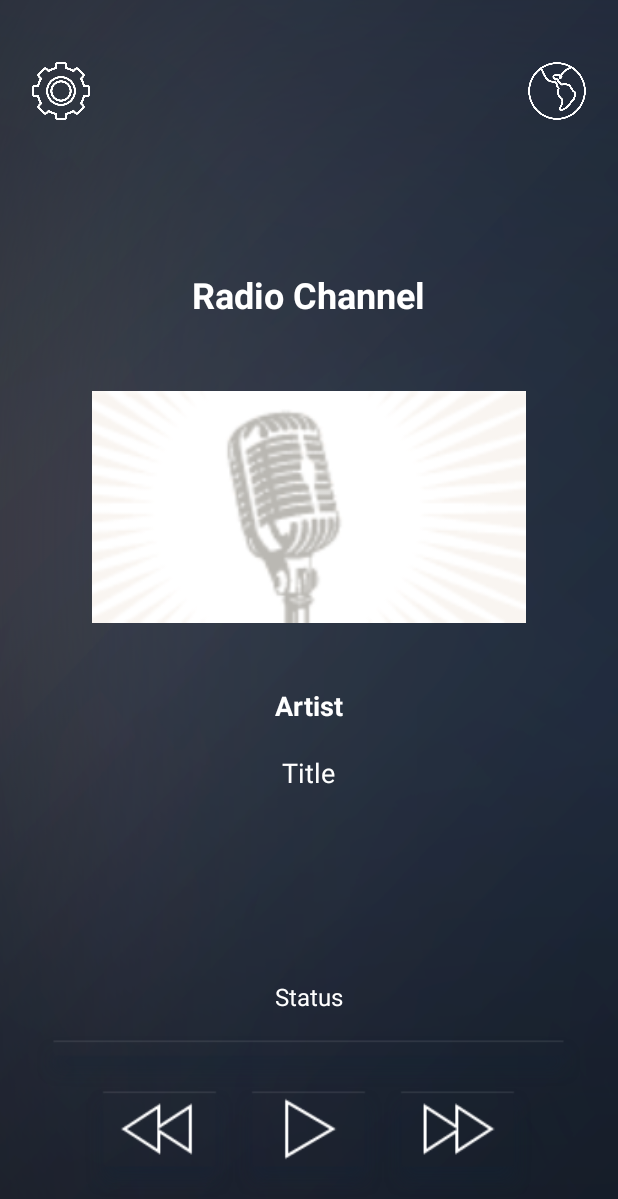
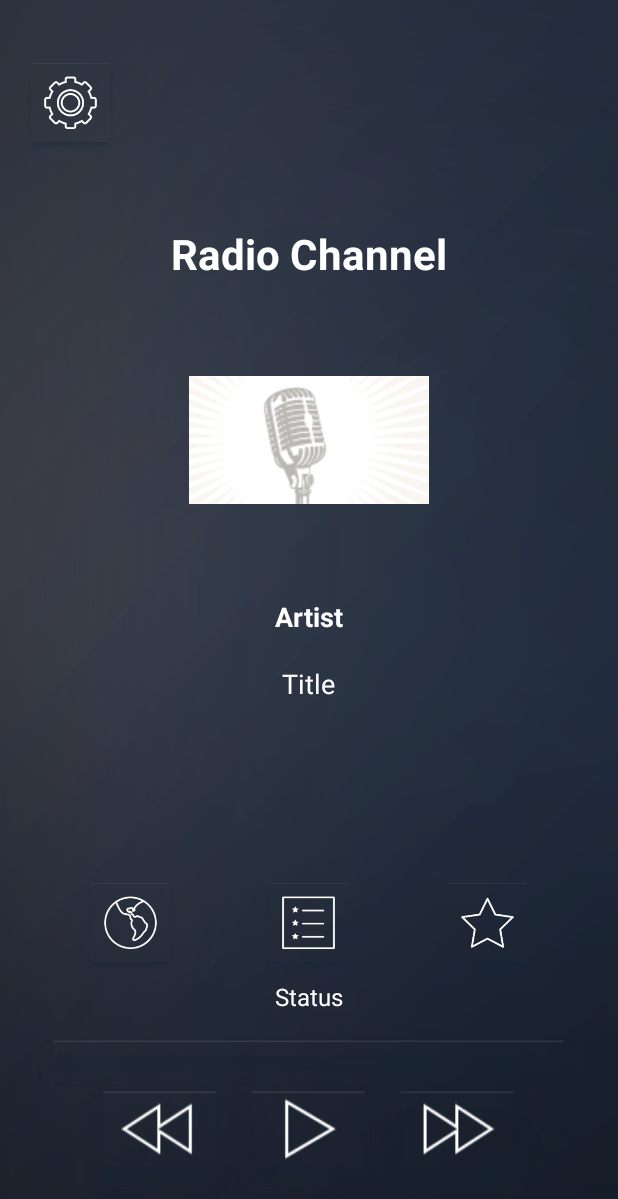
Before and after one commit to Natanaelis/BabelRadio, an Android app: the screen it shows after launch (BabelRadioApp), on a phone screen of 412 x 824 dp. Shown: the top 1199 px of the screen. Run offline under Robolectric (Android 15) with nearby library versions, the phone set to English and light mode, and no system bars.

Commit message:
Implemented favorites and favorites list

```diff
--- a/app/src/main/AndroidManifest.xml
+++ b/app/src/main/AndroidManifest.xml
@@ -32,6 +32,7 @@
         <activity android:name=".ContinentsListActivity" android:theme="@style/Theme.AppCompat" />
         <activity android:name=".CountriesListActivity" android:theme="@style/Theme.AppCompat" />
         <activity android:name=".RadiosListActivity" android:theme="@style/Theme.AppCompat" />
+        <activity android:name=".FavoritesListActivity" android:theme="@style/Theme.AppCompat" />
 
         <!-- This can be used to run boot service on first lock screen
         <receiver android:name="com.babelsoft.babelradio.BootServiceReceiver"
--- a/app/src/main/java/com/babelsoft/babelradio/BabelRadioApp.java
+++ b/app/src/main/java/com/babelsoft/babelradio/BabelRadioApp.java
@@ -7,6 +7,7 @@ import android.content.IntentFilter;
 import android.os.Bundle;
 import android.preference.PreferenceManager;
 import android.support.v7.app.AppCompatActivity;
+import android.util.Log;
 import android.util.TypedValue;
 import android.view.View;
 import android.view.Window;
@@ -14,6 +15,8 @@ import android.view.WindowManager;
 import android.widget.ImageButton;
 import android.widget.ImageView;
 import android.widget.TextView;
+import android.widget.Toast;
+
 import java.util.HashMap;
 import java.util.Map;
 
@@ -25,6 +28,8 @@ public class BabelRadioApp extends AppCompatActivity implements IHttpPostAsyncRe
     private ImageView imgRadioImage;
     private ImageButton btnPlayStop;
     private ImageButton btnFindRadio;
+    private ImageButton btnFavoriteRadio;
+    private ImageButton btnFavoritesList;
     private BroadcastReceiver controlReceiver;
     private String inputUrl = "https://babelradio.000webhostapp.com/continents.php";
     public static String databaseResponse;
@@ -60,6 +65,8 @@ public class BabelRadioApp extends AppCompatActivity implements IHttpPostAsyncRe
         btnNext = (ImageButton) findViewById(R.id.nextButton);
         btnSettings = (ImageButton) findViewById(R.id.settingsButton);
         btnFindRadio = (ImageButton) findViewById(R.id.findRadioButton);
+        btnFavoriteRadio = (ImageButton) findViewById(R.id.favoriteRadioButton);
+        btnFavoritesList = (ImageButton) findViewById(R.id.favoriteListButton);
 
         btnPlayStop.setOnClickListener(new View.OnClickListener() {
             @Override
@@ -93,6 +100,24 @@ public class BabelRadioApp extends AppCompatActivity implements IHttpPostAsyncRe
             @Override
             public void onClick(View view) {
                 findRadios();
+            }
+        });
+
+        btnFavoriteRadio.setOnClickListener(new View.OnClickListener() {
+            @Override
+            public void onClick(View view) {
+                InternalDatabaseHandler idh = new InternalDatabaseHandler(BabelRadioApp.this);
+                idh.addRadio(PlayerService.currentRadio);
+                PlayerService.radioList.add(PlayerService.currentRadio);
+                Toast.makeText(getApplicationContext(), PlayerService.currentRadio.getRadioName() + " added to favorites", Toast.LENGTH_SHORT).show();
+            }
+        });
+
+        btnFavoritesList.setOnClickListener(new View.OnClickListener() {
+            @Override
+            public void onClick(View view) {
+                Intent myIntent = new Intent(BabelRadioApp.this, FavoritesListActivity.class);
+                startActivity(myIntent);
             }
         });
 
@@ -164,7 +189,7 @@ public class BabelRadioApp extends AppCompatActivity implements IHttpPostAsyncRe
     }
 
     private void findRadios() {
-        btnFindRadio.setEnabled(false);
+//        btnFindRadio.setEnabled(false);
         Map<String, String> postData = new HashMap<>();
         postData.put("continent", "continent");
         HttpPostAsync httpPost = new HttpPostAsync(postData);
@@ -177,7 +202,7 @@ public class BabelRadioApp extends AppCompatActivity implements IHttpPostAsyncRe
         Intent myIntent = new Intent(BabelRadioApp.this, ContinentsListActivity.class);
         databaseResponse = asyncResult;
         startActivity(myIntent);
-        btnFindRadio.setEnabled(true);
+//        btnFindRadio.setEnabled(true);
     }
 
     @Override
--- a/app/src/main/java/com/babelsoft/babelradio/PlayerService.java
+++ b/app/src/main/java/com/babelsoft/babelradio/PlayerService.java
@@ -77,7 +77,7 @@ public class PlayerService extends Service implements IMetadataAsyncResponse{
         initializeControlReceiver();
         initializeAudioChangeFocus();
         initializeMediaButtons();
-        resetArtistTitle();
+//        resetArtistTitle();
         playerStatusChanged(PlayerStatus.READY);
         rememberStartupVolume();
         updateNotificationStatus();
@@ -644,7 +644,7 @@ public class PlayerService extends Service implements IMetadataAsyncResponse{
             currentRadio = new Radio(0, 0, "No Radio Stations to play",
                     "", DbBitmapUtility.getBytes(image), "");
             currentRadio.setRadioArtist("Add New Radio Station");
-            currentRadio.setRadioTitle("Use top right button to find and add radio");
+            currentRadio.setRadioTitle("Use bottom left button to find and add radio");
         }
     }
 
--- a/app/src/main/res/layout/list_view.xml
+++ b/app/src/main/res/layout/list_view.xml
@@ -72,7 +72,7 @@
         android:id="@+id/search"
         android:layout_width="match_parent"
         android:layout_height="70dp"
-        android:layout_marginTop="30dp"
+        android:layout_marginTop="35dp"
         android:layout_alignParentStart="true"
         android:layout_alignParentTop="true"
         android:queryHint="Search..."
--- a/app/src/main/res/layout/main_layout.xml
+++ b/app/src/main/res/layout/main_layout.xml
@@ -13,35 +13,58 @@
             android:id="@+id/settingsButton"
             android:layout_width="wrap_content"
             android:layout_height="wrap_content"
-            android:layout_alignParentLeft="true"
-            android:layout_marginLeft="-215dp"
+            android:layout_alignParentStart="true"
+            android:layout_marginStart="-40dp"
             android:layout_alignParentTop="true"
-            android:layout_marginTop="-195dp"
-            android:scaleX="0.075"
-            android:scaleY="0.075"
+            android:layout_marginTop="-15dp"
+            android:scaleX="0.35"
+            android:scaleY="0.35"
             android:background="?attr/selectableItemBackground"
-            app:srcCompat="@drawable/settings" />
+            app:srcCompat="@drawable/settings_small" />
 
         <ImageButton
             android:id="@+id/findRadioButton"
             android:layout_width="wrap_content"
             android:layout_height="wrap_content"
-            android:layout_alignParentRight="true"
-            android:layout_marginRight="-215dp"
-            android:layout_alignParentTop="true"
-            android:layout_marginTop="-195dp"
-            android:scaleX="0.075"
-            android:scaleY="0.075"
+            android:layout_alignParentStart="true"
+            android:layout_marginEnd="-40dp"
+            android:layout_alignBottom="@id/txtPlayerStatusTextView"
+            android:layout_marginBottom="-30dp"
+            android:scaleX="0.35"
+            android:scaleY="0.35"
             android:background="?attr/selectableItemBackground"
-            app:srcCompat="@drawable/worldwide" />
+            app:srcCompat="@drawable/worldwide_small" />
+
+        <ImageButton
+            android:id="@+id/favoriteListButton"
+            android:layout_width="wrap_content"
+            android:layout_height="wrap_content"
+            android:layout_centerHorizontal="true"
+            android:layout_alignBottom="@id/findRadioButton"
+            android:scaleX="0.35"
+            android:scaleY="0.35"
+            android:background="?attr/selectableItemBackground"
+            app:srcCompat="@drawable/favorite_list_small" />
+
+        <ImageButton
+            android:id="@+id/favoriteRadioButton"
+            android:layout_width="wrap_content"
+            android:layout_height="wrap_content"
+            android:layout_alignParentEnd="true"
+            android:layout_marginEnd="0dp"
+            android:layout_alignBottom="@id/findRadioButton"
+            android:scaleX="0.35"
+            android:scaleY="0.35"
+            android:background="?attr/selectableItemBackground"
+            app:srcCompat="@drawable/favorite_small" />
 
         <TextView
             android:id="@+id/channelTextView"
             android:layout_width="wrap_content"
             android:layout_height="wrap_content"
             android:layout_centerHorizontal="true"
-            android:layout_marginTop="180dp"
-            android:textSize="24dp"
+            android:layout_marginTop="150dp"
+            android:textSize="28sp"
             android:textStyle="bold"
             android:text="Radio Channel"
             android:singleLine="true"
@@ -54,11 +77,10 @@
 
         <ImageView
             android:id="@+id/radioImage"
-            android:layout_width="300dp"
-            android:layout_height="168dp"
-            android:padding="5dp"
+            android:layout_width="160dp"
+            android:layout_height="85dp"
             android:layout_below="@+id/channelTextView"
-            android:layout_marginTop="25dp"
+            android:layout_marginTop="5dp"
             android:layout_centerHorizontal="true"
             app:srcCompat="@drawable/nologo" />
 
@@ -67,9 +89,9 @@
             android:layout_width="wrap_content"
             android:layout_height="wrap_content"
             android:layout_below="@+id/radioImage"
-            android:layout_marginTop="20dp"
+            android:layout_marginTop="5dp"
             android:layout_centerHorizontal="true"
-            android:textSize="18dp"
+            android:textSize="18sp"
             android:textStyle="bold"
             android:text="Artist"
             android:singleLine="true"
@@ -87,7 +109,7 @@
             android:layout_below="@+id/txtArtistTextView"
             android:layout_marginTop="20dp"
             android:layout_centerHorizontal="true"
-            android:textSize="18dp"
+            android:textSize="18sp"
             android:textStyle="normal"
             android:text="Title"
             android:singleLine="true"
@@ -113,7 +135,7 @@
             android:layout_width="wrap_content"
             android:layout_height="wrap_content"
             android:layout_alignTop="@+id/playStopButton"
-            android:layout_toLeftOf="@+id/playStopButton"
+            android:layout_toStartOf="@+id/playStopButton"
             android:background="?attr/selectableItemBackground"
             app:srcCompat="@drawable/button_rewind" />
 
@@ -122,7 +144,7 @@
             android:layout_width="wrap_content"
             android:layout_height="wrap_content"
             android:layout_alignTop="@id/playStopButton"
-            android:layout_toRightOf="@+id/playStopButton"
+            android:layout_toEndOf="@+id/playStopButton"
             android:background="?attr/selectableItemBackground"
             app:srcCompat="@drawable/button_forward" />
 
@@ -142,7 +164,7 @@
             android:layout_above="@+id/separation"
             android:layout_centerHorizontal="true"
             android:layout_marginBottom="15dp"
-            android:textSize="16dp"
+            android:textSize="16sp"
             android:textStyle="normal"
             android:text="Status"
             android:textColor="@color/colorWhite" />
```
Also changed, not shown: app/src/main/java/com/babelsoft/babelradio/CountriesListActivity.java (+11 -31 lines), app/src/main/java/com/babelsoft/babelradio/FavoritesListActivity.java (added, +162 -0 lines), app/src/main/java/com/babelsoft/babelradio/InternalDatabaseHandler.java (+18 -21 lines), app/src/main/java/com/babelsoft/babelradio/ListsAdapter.java (+16 -12 lines), app/src/main/java/com/babelsoft/babelradio/RadiosListActivity.java (+13 -39 lines), app/src/main/res/drawable/favorite_list_small.png (renamed from app/src/main/res/drawable/button42.png), app/src/main/res/drawable/favorite_small.png (renamed from app/src/main/res/drawable/button41.png), app/src/main/res/drawable/settings_small.png (renamed from app/src/main/res/drawable/button49.png), app/src/main/res/drawable/worldwide_small.png (renamed from app/src/main/res/drawable/button40.png).
